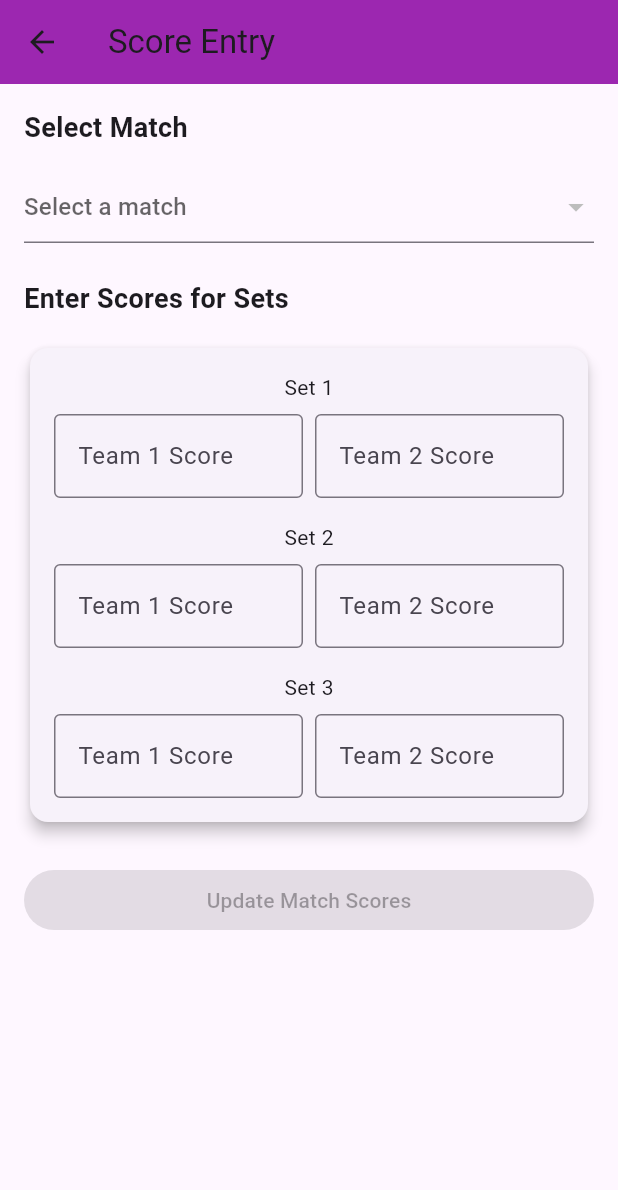
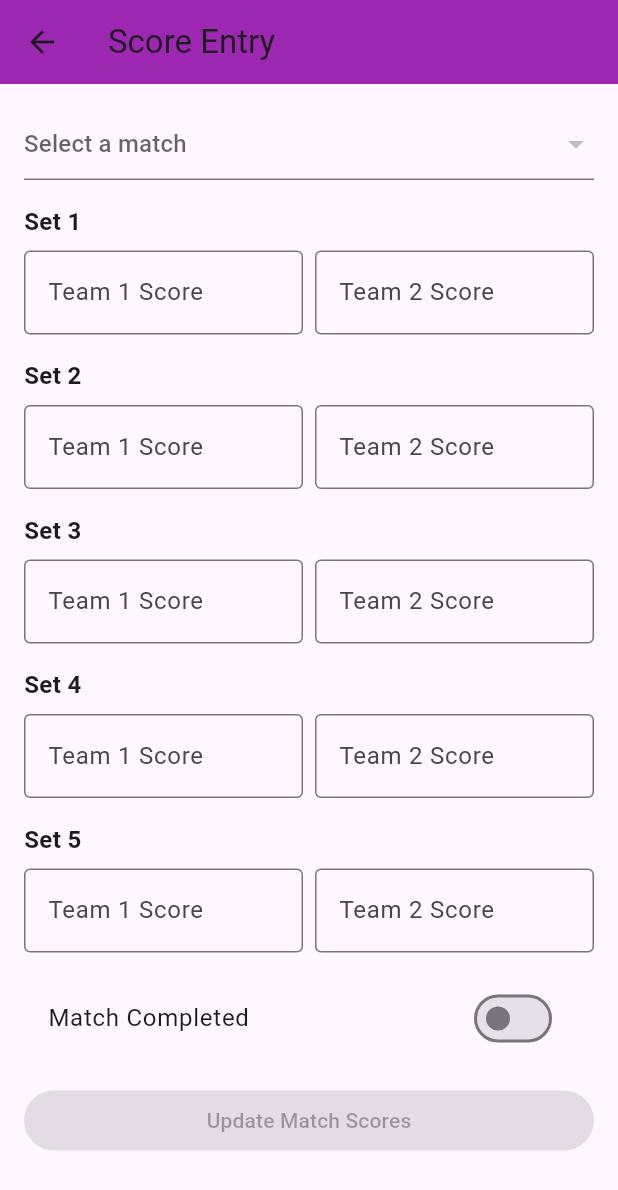
Before and after one commit to SohalSawardekar/Tech-Smashers, a Flutter app: the ScoreEntryPage screen opened by its route, on a phone screen of 412 x 824 dp. Shown: the top 1190 px of the screen. Run offline on Flutter 3.47's test engine with Material 3 defaults, Android fonts, the phone set to English and light mode, and no system bars; our stand-ins replace cloud_firestore, firebase_auth, firebase_core, flutter_staggered_animations, flutter_svg, google_sign_in and 2 more; accounts and stored records are empty; network calls fail.

Commit message:
first commit

```diff
--- a/lib/main.dart
+++ b/lib/main.dart
@@ -42,7 +42,7 @@ class BadmintonEventApp extends StatelessWidget {
         '/register': (context) => const TeamRegistrationPage(),
         '/schedule': (context) => const TournamentBracketPage(),
         '/score': (context) => const ScoreEntryPage(),
-        '/leaderboard': (context) => LeaderboardPage(),
+        '/leaderboard': (context) => const LeaderboardPage(),
         '/scoreCount': (context) => const CounterPage(),
         '/userpage': (context) => const Userpage(),
       },
--- a/lib/screens/admin/score_entry_page.dart
+++ b/lib/screens/admin/score_entry_page.dart
@@ -14,14 +14,14 @@ class _ScoreEntryPageState extends State<ScoreEntryPage> {
 
   String? selectedMatchId;
   List<Map<String, dynamic>> matches = [];
-  bool isLoading = false; // State to show circular progress indicator
+  bool isLoading = false;
+  bool isMatchComplete = false;
+  Map<String, dynamic> currentMatchData = {};
 
-  final TextEditingController set1Team1Controller = TextEditingController();
-  final TextEditingController set1Team2Controller = TextEditingController();
-  final TextEditingController set2Team1Controller = TextEditingController();
-  final TextEditingController set2Team2Controller = TextEditingController();
-  final TextEditingController set3Team1Controller = TextEditingController();
-  final TextEditingController set3Team2Controller = TextEditingController();
+  final List<TextEditingController> team1Controllers =
+      List.generate(5, (_) => TextEditingController());
+  final List<TextEditingController> team2Controllers =
+      List.generate(5, (_) => TextEditingController());
 
   @override
   void initState() {
@@ -31,97 +31,79 @@ class _ScoreEntryPageState extends State<ScoreEntryPage> {
 
   @override
   void dispose() {
-    set1Team1Controller.dispose();
-    set1Team2Controller.dispose();
-    set2Team1Controller.dispose();
-    set2Team2Controller.dispose();
-    set3Team1Controller.dispose();
-    set3Team2Controller.dispose();
+    for (var controller in team1Controllers) {
+      controller.dispose();
+    }
+    for (var controller in team2Controllers) {
+      controller.dispose();
+    }
     super.dispose();
   }
 
   Future<void> fetchMatches() async {
+    setState(() => isLoading = true);
+    try {
+      final snapshot = await _firestore.collection('matches').get();
       setState(() {
-      isLoading = true; // Start loading
-    });
-
-    try {
-      final snapshot = await _firestore
-          .collection('matches')
-          .where('isComplete', isEqualTo: false)
-          .get();
-
-      setState(() {
-        matches = snapshot.docs
-            .map((doc) => {
-                  'id': doc.id,
-                  ...doc.data(),
-                })
-            .toList();
+        matches =
+            snapshot.docs.map((doc) => {'id': doc.id, ...doc.data()}).toList();
       });
     } catch (e) {
       print('Error fetching matches: $e');
     } finally {
+      setState(() => isLoading = false);
+    }
+  }
+
+  Future<void> fetchMatchDetails(String matchId) async {
+    try {
+      final doc = await _firestore.collection('matches').doc(matchId).get();
+      if (doc.exists) {
         setState(() {
-        isLoading = false; // Stop loading
+          currentMatchData = doc.data()!;
+          isMatchComplete = currentMatchData['isComplete'] ?? false;
+          for (int i = 0; i < 5; i++) {
+            team1Controllers[i].text =
+                currentMatchData['set${i + 1}']?['team1Score']?.toString() ??
+                    '';
+            team2Controllers[i].text =
+                currentMatchData['set${i + 1}']?['team2Score']?.toString() ??
+                    '';
+          }
         });
+      }
+    } catch (e) {
+      print('Error fetching match details: $e');
     }
   }
 
   Future<void> updateMatchScore(String matchId) async {
-    setState(() {
-      isLoading = true; // Start loading
-    });
-
+    setState(() => isLoading = true);
     try {
-      final matchData = {
-        'set1': {
-          'team1Score': int.tryParse(set1Team1Controller.text) ?? 0,
-          'team2Score': int.tryParse(set1Team2Controller.text) ?? 0,
-        },
-        'set2': {
-          'team1Score': int.tryParse(set2Team1Controller.text) ?? 0,
-          'team2Score': int.tryParse(set2Team2Controller.text) ?? 0,
-        },
-        'set3': {
-          'team1Score': int.tryParse(set3Team1Controller.text) ?? 0,
-          'team2Score': int.tryParse(set3Team2Controller.text) ?? 0,
-        },
-        'winner': {
-          'teamName': "",
-          'score': 0,
-        },
-        'isComplete': true, // Mark the match as complete
+      Map<String, dynamic> matchData = {'isComplete': isMatchComplete};
+      for (int i = 0; i < 5; i++) {
+        if (team1Controllers[i].text.isNotEmpty ||
+            team2Controllers[i].text.isNotEmpty) {
+          matchData['set${i + 1}'] = {
+            'team1Score': int.tryParse(team1Controllers[i].text) ?? 0,
+            'team2Score': int.tryParse(team2Controllers[i].text) ?? 0,
           };
-
+        }
+      }
+      if (matchData.isNotEmpty) {
         await _firestore.collection('matches').doc(matchId).update(matchData);
-
         ScaffoldMessenger.of(context).showSnackBar(
           const SnackBar(content: Text('Match scores updated successfully!')),
         );
-
-      // Refresh matches after updating
-      await fetchMatches();
-
-      // Clear inputs
-      setState(() {
-        selectedMatchId = null;
-        set1Team1Controller.clear();
-        set1Team2Controller.clear();
-        set2Team1Controller.clear();
-        set2Team2Controller.clear();
-        set3Team1Controller.clear();
-        set3Team2Controller.clear();
-      });
+        fetchMatches();
+      }
     } catch (e) {
       print('Error updating match score: $e');
       ScaffoldMessenger.of(context).showSnackBar(
         const SnackBar(content: Text('Failed to update match score')),
       );
     } finally {
-      setState(() {
-        isLoading = false; // Stop loading
-      });
+      setState(() => isLoading = false);
     }
   }
 
@@ -133,159 +115,82 @@ class _ScoreEntryPageState extends State<ScoreEntryPage> {
         backgroundColor: Colors.purple,
       ),
       body: isLoading
-          ? const Center(
-              child: CircularProgressIndicator(), // Show loading spinner
-            )
-          : SingleChildScrollView(
-              child: Padding(
+          ? const Center(child: CircularProgressIndicator())
+          : Padding(
               padding: const EdgeInsets.all(16.0),
               child: Column(
                 crossAxisAlignment: CrossAxisAlignment.stretch,
                 children: [
-                    const Text(
-                      'Select Match',
-                      style:
-                          TextStyle(fontSize: 18, fontWeight: FontWeight.bold),
-                    ),
-                    const SizedBox(height: 16),
                   DropdownButtonFormField<String>(
                     value: selectedMatchId,
                     hint: const Text('Select a match'),
                     items: matches
-                          .map(
-                            (match) => DropdownMenuItem<String>(
+                        .map((match) => DropdownMenuItem<String>(
                               value: match['id'] as String,
                               child: Text(
-                                '${match['team1']} vs ${match['team2']}',
-                              ),
-                            ),
-                          )
+                                  '${match['team1']} vs ${match['team2']}'),
+                            ))
                         .toList(),
                     onChanged: (value) {
                       setState(() {
                         selectedMatchId = value;
                       });
+                      fetchMatchDetails(value!);
                     },
                   ),
-                    const SizedBox(height: 24),
-                    const Text(
-                      'Enter Scores for Sets',
-                      style:
-                          TextStyle(fontSize: 18, fontWeight: FontWeight.bold),
-                    ),
                   const SizedBox(height: 16),
-                    Card(
-                      elevation: 4,
-                      child: Padding(
-                        padding: const EdgeInsets.all(16.0),
-                        child: Column(
+                  for (int i = 0; i < 5; i++)
+                    Column(
+                      crossAxisAlignment: CrossAxisAlignment.start,
                       children: [
-                            const Text('Set 1'),
+                        Text('Set ${i + 1}',
+                            style: const TextStyle(
+                                fontSize: 16, fontWeight: FontWeight.bold)),
                         const SizedBox(height: 8),
                         Row(
                           children: [
                             Expanded(
                               child: TextField(
-                                    controller: set1Team1Controller,
-                                    decoration: const InputDecoration(
+                                controller: team1Controllers[i],
+                                decoration: InputDecoration(
                                   labelText: 'Team 1 Score',
                                   border: OutlineInputBorder(),
                                 ),
                                 keyboardType: TextInputType.number,
                                 inputFormatters: [
-                                      FilteringTextInputFormatter.digitsOnly,
+                                  FilteringTextInputFormatter.digitsOnly
                                 ],
                               ),
                             ),
                             const SizedBox(width: 8),
                             Expanded(
                               child: TextField(
-                                    controller: set1Team2Controller,
-                                    decoration: const InputDecoration(
+                                controller: team2Controllers[i],
+                                decoration: InputDecoration(
                                   labelText: 'Team 2 Score',
                                   border: OutlineInputBorder(),
                                 ),
                                 keyboardType: TextInputType.number,
                                 inputFormatters: [
-                                      FilteringTextInputFormatter.digitsOnly,
+                                  FilteringTextInputFormatter.digitsOnly
                                 ],
                               ),
                             ),
                           ],
                         ),
                         const SizedBox(height: 16),
-                            const Text('Set 2'),
-                            const SizedBox(height: 8),
-                            Row(
-                              children: [
-                                Expanded(
-                                  child: TextField(
-                                    controller: set2Team1Controller,
-                                    decoration: const InputDecoration(
-                                      labelText: 'Team 1 Score',
-                                      border: OutlineInputBorder(),
-                                    ),
-                                    keyboardType: TextInputType.number,
-                                    inputFormatters: [
-                                      FilteringTextInputFormatter.digitsOnly,
                       ],
                     ),
-                                ),
-                                const SizedBox(width: 8),
-                                Expanded(
-                                  child: TextField(
-                                    controller: set2Team2Controller,
-                                    decoration: const InputDecoration(
-                                      labelText: 'Team 2 Score',
-                                      border: OutlineInputBorder(),
-                                    ),
-                                    keyboardType: TextInputType.number,
-                                    inputFormatters: [
-                                      FilteringTextInputFormatter.digitsOnly,
-                                    ],
-                                  ),
-                                ),
-                              ],
+                  SwitchListTile(
+                    title: const Text('Match Completed'),
+                    value: isMatchComplete,
+                    onChanged: (value) {
+                      setState(() {
+                        isMatchComplete = value;
+                      });
+                    },
                   ),
                   const SizedBox(height: 16),
-                            const Text('Set 3'),
-                            const SizedBox(height: 8),
-                            Row(
-                              children: [
-                                Expanded(
-                                  child: TextField(
-                                    controller: set3Team1Controller,
-                                    decoration: const InputDecoration(
-                                      labelText: 'Team 1 Score',
-                                      border: OutlineInputBorder(),
-                                    ),
-                                    keyboardType: TextInputType.number,
-                                    inputFormatters: [
-                                      FilteringTextInputFormatter.digitsOnly,
-                                    ],
-                                  ),
-                                ),
-                                const SizedBox(width: 8),
-                                Expanded(
-                                  child: TextField(
-                                    controller: set3Team2Controller,
-                                    decoration: const InputDecoration(
-                                      labelText: 'Team 2 Score',
-                                      border: OutlineInputBorder(),
-                                    ),
-                                    keyboardType: TextInputType.number,
-                                    inputFormatters: [
-                                      FilteringTextInputFormatter.digitsOnly,
-                                    ],
-                                  ),
-                                ),
-                              ],
-                            ),
-                          ],
-                        ),
-                      ),
-                    ),
-                    const SizedBox(height: 24),
                   ElevatedButton(
                     onPressed: selectedMatchId == null
                         ? null
@@ -295,7 +200,6 @@ class _ScoreEntryPageState extends State<ScoreEntryPage> {
                 ],
               ),
             ),
-            ),
     );
   }
 }
--- a/pubspec.yaml
+++ b/pubspec.yaml
@@ -40,6 +40,9 @@ dependencies:
   firebase_auth: ^5.4.1
   flutter_svg: ^2.0.17
   cloud_firestore: ^5.6.2
+  lottie: ^3.1.3
+  animated_text_kit: ^4.2.3
+  flutter_staggered_animations: ^1.1.1
 
 dev_dependencies:
   flutter_test:
```
Also changed, not shown: lib/screens/auth/login.dart (+21 -22 lines), lib/screens/leaderboard_page.dart (+146 -124 lines), pubspec.lock. Lines whose indentation alone changed are shown as unchanged.
